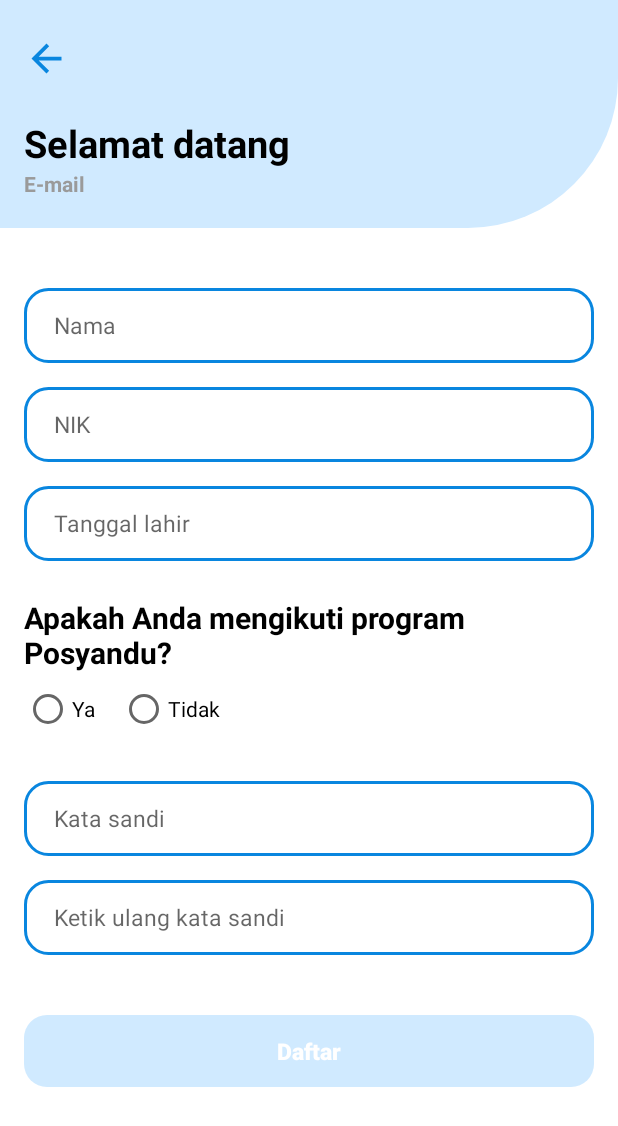
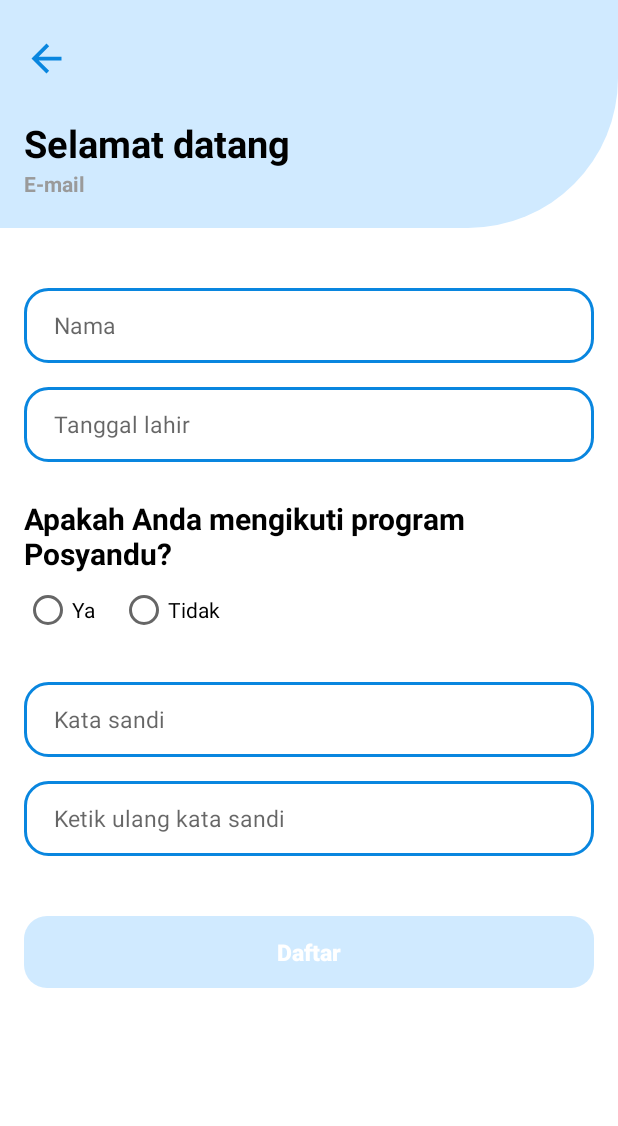
Before and after one commit to MamiSiaga/App, an Android app: the DaftarLanjutanActivity screen opened directly, with no data from a screen before it, on a phone screen of 412 x 824 dp. Shown: the top 1126 px of the screen. Run offline under Robolectric (Android 15) with nearby library versions, the phone set to English and light mode, and no system bars; libraries missing offline, so code that uses them is left out: androidx.viewbinding; 6 statements that could not run were skipped.

```diff
--- a/app/src/main/java/com/mamisiaga/ui/DaftarLanjutanActivity.kt
+++ b/app/src/main/java/com/mamisiaga/ui/DaftarLanjutanActivity.kt
@@ -142,10 +142,12 @@ class DaftarLanjutanActivity : AppCompatActivity(), View.OnClickListener,
                 is ResultResponse.Success -> {
                     dialog.dismiss()
 
-                    Log.e(
-                        "DaftarLanjutanActivity",
-                        "daftar lanjutan activity: ${resultResponse.data.message}"
-                    )
+                    Toast.makeText(
+                        this@DaftarLanjutanActivity,
+                        getString(R.string.pendaftaran_berhasil),
+                        Toast.LENGTH_SHORT
+                    ).show()
+
                     val intent = Intent(this, MasukActivity::class.java)
                     intent.flags =
                         Intent.FLAG_ACTIVITY_NEW_TASK or Intent.FLAG_ACTIVITY_CLEAR_TASK
@@ -163,7 +165,6 @@ class DaftarLanjutanActivity : AppCompatActivity(), View.OnClickListener,
                     Toast.makeText(this, resultResponse.error, Toast.LENGTH_SHORT).show()
                     when (resultResponse.error) {
                         "No Internet Connection" -> showFailure()
-                        //else -> showEmailTakenSign(true)
                     }
                 }
             }
@@ -173,21 +174,6 @@ class DaftarLanjutanActivity : AppCompatActivity(), View.OnClickListener,
     private fun editTextListener() {
         binding.apply {
             edittextNama.addTextChangedListener(object : TextWatcher {
-                override fun beforeTextChanged(p0: CharSequence?, p1: Int, p2: Int, p3: Int) {
-
-                }
-
-                override fun onTextChanged(p0: CharSequence?, p1: Int, p2: Int, p3: Int) {
-                    setButtonEnabled()
-                }
-
-                override fun afterTextChanged(p0: Editable?) {
-
-                }
-
-            })
-
-            edittextNik.addTextChangedListener(object : TextWatcher {
                 override fun beforeTextChanged(p0: CharSequence?, p1: Int, p2: Int, p3: Int) {
 
                 }
@@ -246,7 +232,7 @@ class DaftarLanjutanActivity : AppCompatActivity(), View.OnClickListener,
                 }
             })
 
-            radiogroupPertanyaanPosyandu.setOnCheckedChangeListener { group, checkedId ->
+            radiogroupPertanyaanPosyandu.setOnCheckedChangeListener { _, _ ->
                 setButtonEnabled()
             }
         }
@@ -255,14 +241,12 @@ class DaftarLanjutanActivity : AppCompatActivity(), View.OnClickListener,
     private fun setButtonEnabled() {
         binding.apply {
             val nama = edittextNama.text.toString()
-            val nik = edittextNik.text.toString()
             val tglLahir = edittextTglLahir.text.toString()
             val password = edittextKataSandi.text.toString()
             val passwordConfirm = edittextKetikUlangKataSandi.text.toString()
 
             buttonDaftar.isEnabled =
-                nama.isNotEmpty() && nik.isNotEmpty() &&
-                        tglLahir.isNotEmpty() && password.isNotEmpty() &&
+                nama.isNotEmpty() && tglLahir.isNotEmpty() && password.isNotEmpty() &&
                         passwordConfirm.isNotEmpty() && password == passwordConfirm &&
                         binding.radiogroupPertanyaanPosyandu.checkedRadioButtonId != -1
         }
@@ -274,8 +258,6 @@ class DaftarLanjutanActivity : AppCompatActivity(), View.OnClickListener,
             getString(R.string.gagal_merespon_permintaan),
             Toast.LENGTH_SHORT
         ).show()
-
-        //binding.buttonDaftar.isEnabled = enableButtonDaftar()
     }
 
     private fun closeKeyboard() {
--- a/app/src/main/res/layout/activity_daftar_lanjutan.xml
+++ b/app/src/main/res/layout/activity_daftar_lanjutan.xml
@@ -9,7 +9,8 @@
 
     <LinearLayout
         android:layout_width="match_parent"
-        android:layout_height="wrap_content">
+        android:layout_height="wrap_content"
+        android:paddingBottom="20dp">
 
         <androidx.constraintlayout.widget.ConstraintLayout
             android:layout_width="match_parent"
@@ -72,18 +73,6 @@
                 app:layout_constraintTop_toBottomOf="@id/view_judul" />
 
             <androidx.appcompat.widget.AppCompatEditText
-                android:id="@+id/edittext_nik"
-                style="@style/EditTextStyle"
-                android:layout_marginTop="16dp"
-                android:hint="@string/nik"
-                android:inputType="number"
-                android:maxLength="16"
-                android:maxLines="1"
-                app:layout_constraintEnd_toEndOf="parent"
-                app:layout_constraintStart_toStartOf="parent"
-                app:layout_constraintTop_toBottomOf="@id/edittext_nama" />
-
-            <androidx.appcompat.widget.AppCompatEditText
                 android:id="@+id/edittext_tgl_lahir"
                 style="@style/EditTextStyle"
                 android:layout_marginTop="16dp"
@@ -93,7 +82,7 @@
                 android:inputType="date"
                 app:layout_constraintEnd_toEndOf="parent"
                 app:layout_constraintStart_toStartOf="parent"
-                app:layout_constraintTop_toBottomOf="@id/edittext_nik" />
+                app:layout_constraintTop_toBottomOf="@id/edittext_nama" />
 
             <TextView
                 android:id="@+id/textview_pertanyaan_posyandu"
--- a/app/src/main/res/values/strings.xml
+++ b/app/src/main/res/values/strings.xml
@@ -134,6 +134,7 @@
     <string name="tempat_lahir">Tempat lahir</string>
     <string name="status">Status</string>
     <string name="ambil_gambar">Ambil gambar</string>
+    <string name="pendaftaran_berhasil">Pendaftaran berhasil.</string>
     <string-array name="kontrol_kehamilan_sekarang_mulai_array">
         <item>Detail kontrol kehamilan</item>
         <item>Buat jadwal</item>
```
Also changed, not shown: app/src/main/java/com/mamisiaga/ui/home/HomeFragment.kt (+7 -8 lines), app/src/main/java/com/mamisiaga/ui/profil/ProfilFragment.kt (+16 -15 lines).
